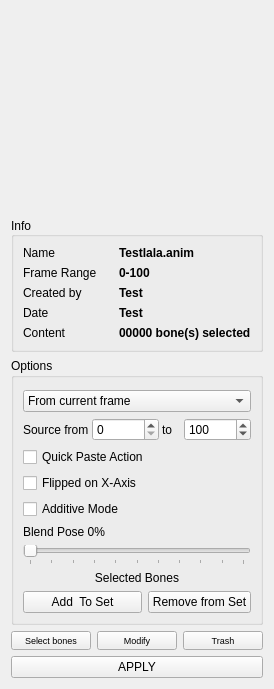
GaoShanPictures/GAOLIB, file gaolib/ui/infowidget.ui: the form before one commit.
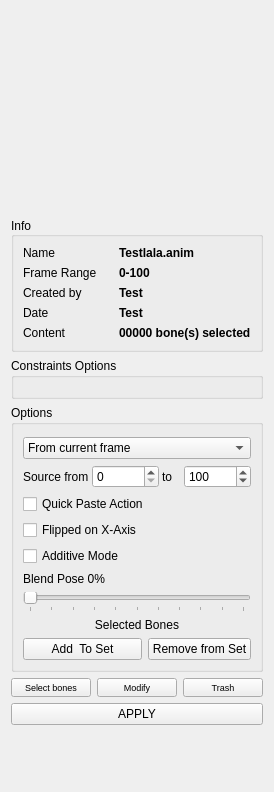
The form after the commit. Icons and pictures are not drawn.

Commit message: add constraint item

The edit to the form file:
```diff
--- a/gaolib/ui/infowidget.ui
+++ b/gaolib/ui/infowidget.ui
@@ -7,7 +7,7 @@
     <x>0</x>
     <y>0</y>
     <width>246</width>
-    <height>658</height>
+    <height>792</height>
    </rect>
   </property>
   <property name="windowTitle">
@@ -448,6 +448,30 @@
      </layout>
     </widget>
    </item>
+   <item>
+    <widget class="QGroupBox" name="constraintOptionsGroupBox">
+     <property name="title">
+      <string>Constraints Options</string>
+     </property>
+     <layout class="QVBoxLayout" name="verticalLayout_3">
+      <property name="spacing">
+       <number>2</number>
+      </property>
+      <property name="leftMargin">
+       <number>0</number>
+      </property>
+      <property name="topMargin">
+       <number>12</number>
+      </property>
+      <property name="rightMargin">
+       <number>0</number>
+      </property>
+      <property name="bottomMargin">
+       <number>6</number>
+      </property>
+     </layout>
+    </widget>
+   </item>
    <item>
     <widget class="QGroupBox" name="optionsGroupBox">
      <property name="title">
```
The commit also changes 8 other files.
